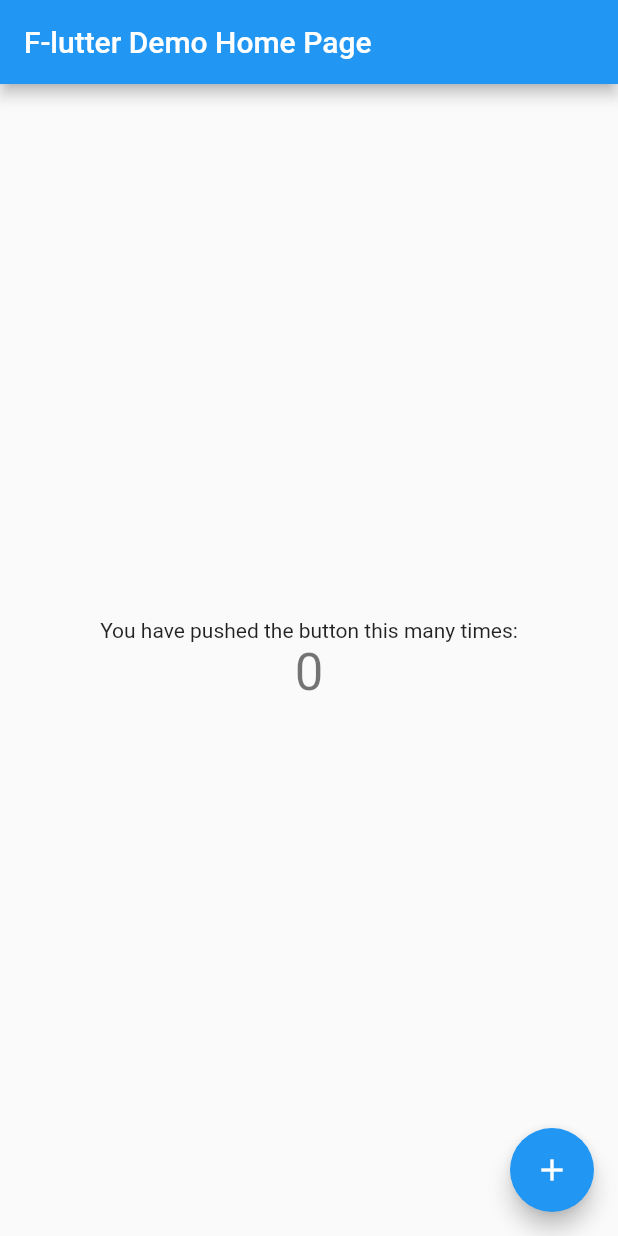
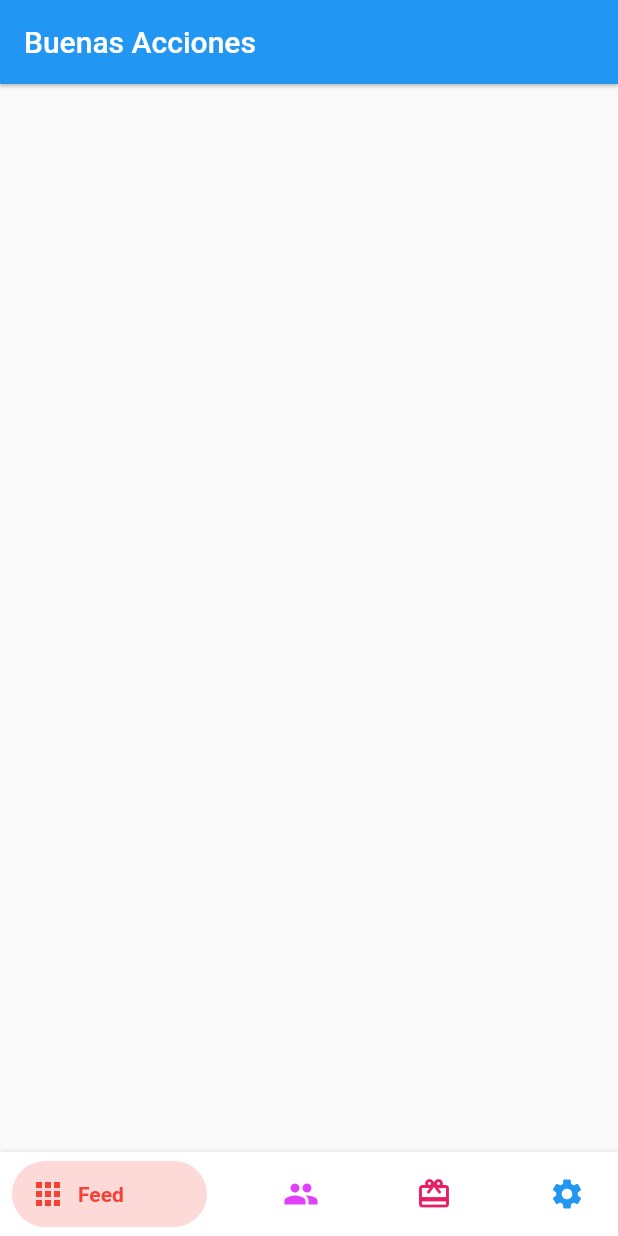
Before and after one commit to pablomdd/Buenas-Acciones-User-App, a Flutter app: the screen it shows after launch, on a phone screen of 412 x 824 dp. Run offline on Flutter 3.47's test engine with Material 2 defaults, Android fonts, the phone set to English and light mode, and no system bars.

Commit message:
Bottom navbar added

```diff
--- /dev/null
+++ b/buenasacciones/lib/UI/Widgets/bottomNavyBar.dart
@@ -0,0 +1,128 @@
+library bottom_navy_bar;
+
+import 'package:flutter/material.dart';
+import 'package:flutter/widgets.dart';
+
+class BottomNavyBar extends StatelessWidget {
+
+  final int selectedIndex;
+  final double iconSize;
+  final Color backgroundColor;
+  final bool showElevation;
+  final Duration animationDuration;
+  final List<BottomNavyBarItem> items;
+  final ValueChanged<int> onItemSelected;
+
+  BottomNavyBar(
+      {Key key,
+        this.selectedIndex = 0,
+        this.showElevation = true,
+        this.iconSize = 24,
+        this.backgroundColor,
+        this.animationDuration = const Duration(milliseconds: 270),
+        @required this.items,
+        @required this.onItemSelected}) {
+    assert(items != null);
+    assert(items.length >= 2 && items.length <= 5);
+    assert(onItemSelected != null);
+  }
+
+  Widget _buildItem(BottomNavyBarItem item, bool isSelected) {
+    return AnimatedContainer(
+      width: isSelected ? 130 : 50,
+      height: double.maxFinite,
+      duration: animationDuration,
+      padding: EdgeInsets.only(left: 12),
+      decoration: BoxDecoration(
+        color: isSelected ? item.activeColor.withOpacity(0.2) : backgroundColor,
+        borderRadius: BorderRadius.all(Radius.circular(50)),
+      ),
+      child: ListView(
+        shrinkWrap: true,
+        physics: NeverScrollableScrollPhysics(),
+        scrollDirection: Axis.horizontal,
+        children: <Widget>[
+          Row(
+            mainAxisAlignment: MainAxisAlignment.start,
+            crossAxisAlignment: CrossAxisAlignment.center,
+            children: <Widget>[
+              Padding(
+                padding: const EdgeInsets.only(right: 8),
+                child: IconTheme(
+                  data: IconThemeData(
+                      size: iconSize,
+                      color: isSelected
+                          ? item.activeColor.withOpacity(1)
+                          : item.inactiveColor == null
+                          ? item.activeColor
+                          : item.inactiveColor),
+                  child: item.icon,
+                ),
+              ),
+              isSelected
+                  ? DefaultTextStyle.merge(
+                style: TextStyle(
+                    color: item.activeColor, fontWeight: FontWeight.bold),
+                child: item.title,
+              )
+                  : SizedBox.shrink()
+            ],
+          )
+        ],
+      ),
+    );
+  }
+
+  @override
+  Widget build(BuildContext context) {
+    final bgColor = (backgroundColor == null)
+        ? Theme.of(context).bottomAppBarColor
+        : backgroundColor;
+
+    return Container(
+      decoration: BoxDecoration(
+          color: bgColor,
+          boxShadow: [
+            if(showElevation)
+              BoxShadow(color: Colors.black12, blurRadius: 2)
+
+          ]
+      ),
+      child: SafeArea(
+        child: Container(
+          width: double.infinity,
+          height: 56,
+          padding: EdgeInsets.only(left: 8, right: 8, top: 6, bottom: 6),
+          child: Row(
+            mainAxisAlignment: MainAxisAlignment.spaceBetween,
+            children: items.map((item) {
+              var index = items.indexOf(item);
+              return GestureDetector(
+                onTap: () {
+                  onItemSelected(index);
+                },
+                child: _buildItem(item, selectedIndex == index),
+              );
+            }).toList(),
+          ),
+        ),
+      ),
+    );
+  }
+}
+
+class BottomNavyBarItem {
+  final Icon icon;
+  final Text title;
+  final Color activeColor;
+  final Color inactiveColor;
+
+  BottomNavyBarItem(
+      {@required this.icon,
+        @required this.title,
+        this.activeColor = Colors.blue,
+        this.inactiveColor}) {
+    assert(icon != null);
+    assert(title != null);
+  }
+}
--- /dev/null
+++ b/buenasacciones/lib/UI/feed.dart
@@ -0,0 +1,55 @@
+import 'package:flutter/material.dart';
+
+import 'Widgets/bottomNavyBar.dart';
+
+class FeedScreen extends StatefulWidget {
+  @override
+  _FeedScreenState createState() => _FeedScreenState();
+}
+
+class _FeedScreenState extends State<FeedScreen> {
+    var _selectedIndex = 0;
+  @override
+  Widget build(BuildContext context) {
+
+    PageController _pageController = PageController();
+
+    return Scaffold(
+      appBar: AppBar(
+        elevation: 1,
+        title: Text("Buenas Acciones"),
+      ),
+      bottomNavigationBar: BottomNavyBar(
+        selectedIndex: _selectedIndex,
+        showElevation: true, // use this to remove appBar's elevation
+        onItemSelected: (index) => setState(() {
+          _selectedIndex = index;
+//          _pageController.animateToPage(index,
+//              duration: Duration(milliseconds: 300), curve: Curves.ease);
+        }),
+        items: [
+          BottomNavyBarItem(
+            icon: Icon(Icons.apps),
+            title: Text('Feed'),
+            activeColor: Colors.red,
+          ),
+          BottomNavyBarItem(
+              icon: Icon(Icons.people),
+              title: Text('Social'),
+              activeColor: Colors.purpleAccent
+          ),
+          BottomNavyBarItem(
+              icon: Icon(Icons.card_giftcard),
+              title: Text('Cupones'),
+              activeColor: Colors.pink
+          ),
+          BottomNavyBarItem(
+              icon: Icon(Icons.settings),
+              title: Text('Perfil'),
+              activeColor: Colors.blue
+          ),
+        ],
+      ),
+    );
+  }
+}
--- a/buenasacciones/lib/main.dart
+++ b/buenasacciones/lib/main.dart
@@ -1,4 +1,6 @@
 import 'package:flutter/material.dart';
+
+import 'UI/feed.dart';
 
 void main() => runApp(MyApp());
 
@@ -20,7 +22,8 @@ class MyApp extends StatelessWidget {
         // is not restarted.
         primarySwatch: Colors.blue,
       ),
-      home: MyHomePage(title: 'F-lutter Demo Home Page'),
+//      home: MyHomePage(title: 'F-lutter Demo Home Page'),
+        home: FeedScreen(),
     );
   }
 }
--- a/buenasacciones/pubspec.yaml
+++ b/buenasacciones/pubspec.yaml
@@ -21,6 +21,7 @@ dependencies:
     sdk: flutter
   generic_bloc_provider: ^1.0.8
   http: ^0.12.0+2
+  bottom_navy_bar: ^5.2.0
 
   # The following adds the Cupertino Icons font to your application.
   # Use with the CupertinoIcons class for iOS style icons.
```
